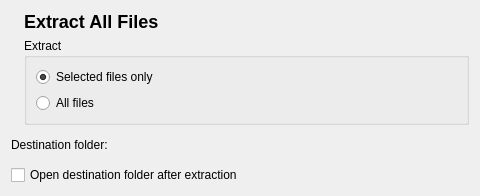
Above: part/extractiondialog.ui from metellius/ark-interface-changes before the change. Below: the same form after it.
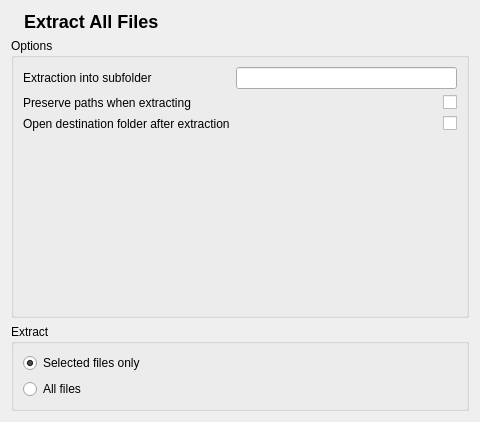
That is the form after the change. Icons and pictures are not drawn. Custom widgets are drawn as their Qt base class.

Commit message: Changed extraction dialog to inherit from kde folder selection dialog. Added detection of subfolder from archive. Added extra controls for subfolder and preserve paths in extractiondialog

```diff
--- a/part/extractiondialog.ui
+++ b/part/extractiondialog.ui
@@ -7,7 +7,7 @@
     <x>0</x>
     <y>0</y>
     <width>480</width>
-    <height>196</height>
+    <height>422</height>
    </rect>
   </property>
   <property name="sizePolicy" >
@@ -25,13 +25,13 @@
   <property name="windowTitle" >
    <string>Extraction Dialog</string>
   </property>
-  <layout class="QVBoxLayout" >
+  <layout class="QVBoxLayout" name="verticalLayout_2" >
    <item>
-    <layout class="QHBoxLayout" >
+    <layout class="QHBoxLayout" name="horizontalLayout" >
      <item>
       <widget class="QLabel" name="iconLabel" >
        <property name="sizePolicy" >
-        <sizepolicy vsizetype="Minimum" hsizetype="Minimum" >
+        <sizepolicy vsizetype="Maximum" hsizetype="Minimum" >
          <horstretch>0</horstretch>
          <verstretch>0</verstretch>
         </sizepolicy>
@@ -57,8 +57,6 @@
       </widget>
      </item>
      <item>
-      <layout class="QVBoxLayout" >
-       <item>
         <widget class="QLabel" name="extractAllLabel" >
          <property name="sizePolicy" >
           <sizepolicy vsizetype="Preferred" hsizetype="Expanding" >
@@ -67,8 +65,72 @@
           </sizepolicy>
          </property>
          <property name="text" >
-          <string>&lt;font size=&quot;+2&quot;>&lt;b>Extract All Files&lt;/b>&lt;/font></string>
-         </property>
+        <string>&lt;font size="+2">&lt;b>Extract All Files&lt;/b>&lt;/font></string>
+       </property>
+      </widget>
+     </item>
+    </layout>
+   </item>
+   <item>
+    <widget class="QGroupBox" name="groupBox" >
+     <property name="sizePolicy" >
+      <sizepolicy vsizetype="Expanding" hsizetype="Preferred" >
+       <horstretch>0</horstretch>
+       <verstretch>0</verstretch>
+      </sizepolicy>
+     </property>
+     <property name="title" >
+      <string>Options</string>
+     </property>
+     <layout class="QFormLayout" name="formLayout" >
+      <property name="fieldGrowthPolicy" >
+       <enum>QFormLayout::AllNonFixedFieldsGrow</enum>
+      </property>
+      <item row="0" column="0" >
+       <widget class="QLabel" name="subFolderLabel" >
+        <property name="text" >
+         <string>Extraction into subfolder</string>
+        </property>
+       </widget>
+      </item>
+      <item row="0" column="1" >
+       <widget class="QLineEdit" name="subfolder" />
+      </item>
+      <item row="4" column="1" >
+       <widget class="QCheckBox" name="openFolderCheckBox" >
+        <property name="layoutDirection" >
+         <enum>Qt::RightToLeft</enum>
+        </property>
+        <property name="text" >
+         <string/>
+        </property>
+       </widget>
+      </item>
+      <item row="3" column="1" >
+       <widget class="QCheckBox" name="preservePaths" >
+        <property name="layoutDirection" >
+         <enum>Qt::RightToLeft</enum>
+        </property>
+        <property name="text" >
+         <string/>
+        </property>
+       </widget>
+      </item>
+      <item row="3" column="0" >
+       <widget class="QLabel" name="subFolderLabel_2" >
+        <property name="text" >
+         <string>Preserve paths when extracting</string>
+        </property>
+       </widget>
+      </item>
+      <item row="4" column="0" >
+       <widget class="QLabel" name="subFolderLabel_3" >
+        <property name="text" >
+         <string>Open destination folder after extraction</string>
+        </property>
+       </widget>
+      </item>
+     </layout>
         </widget>
        </item>
        <item>
@@ -110,43 +172,7 @@
         </widget>
        </item>
       </layout>
-     </item>
-    </layout>
-   </item>
-   <item>
-    <layout class="QHBoxLayout" >
-     <item>
-      <widget class="QLabel" name="destDirLabel" >
-       <property name="text" >
-        <string>Destination folder:</string>
-       </property>
-      </widget>
-     </item>
-     <item>
-      <widget class="KUrlRequester" name="destDirRequester" >
-       <property name="statusTip" >
-        <string/>
-       </property>
-      </widget>
-     </item>
-    </layout>
-   </item>
-   <item>
-    <widget class="QCheckBox" name="openFolderCheckBox" >
-     <property name="text" >
-      <string>Open destination folder after extraction</string>
-     </property>
-    </widget>
-   </item>
-  </layout>
- </widget>
- <customwidgets>
-  <customwidget>
-   <class>KUrlRequester</class>
-   <extends>QFrame</extends>
-   <header>kurlrequester.h</header>
-  </customwidget>
- </customwidgets>
+ </widget>
  <resources/>
  <connections/>
 </ui>
```
Left out of the diff: 4 changed lines with no effect on the pictures. Lines whose indentation alone changed are shown as unchanged. The commit also changes 5 other files.
